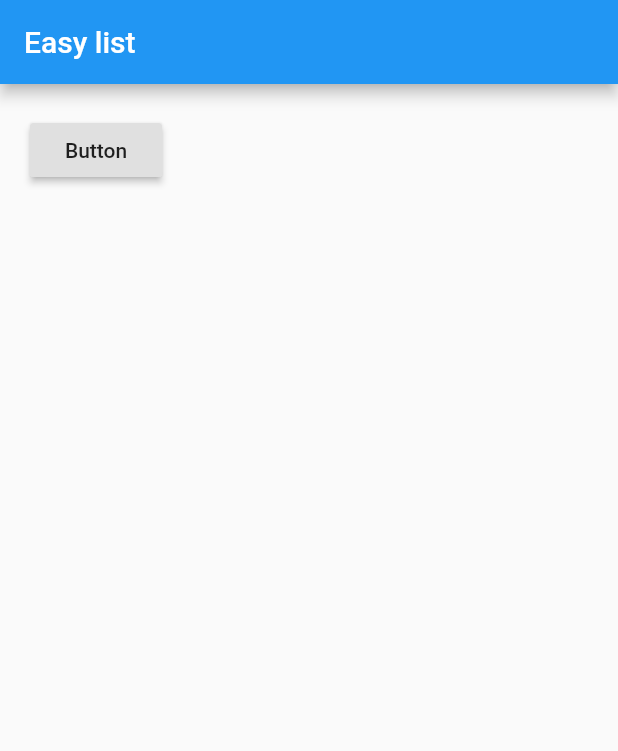
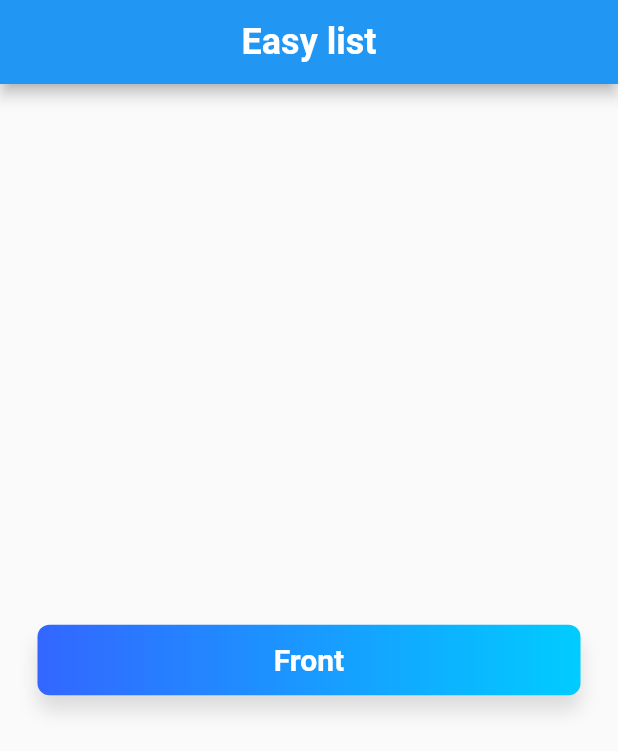
Before and after one commit to Veligura/flutter, a Flutter app: the screen it shows after launch, on a phone screen of 412 x 824 dp. Shown: the top 751 px of the screen. Run offline on Flutter 3.47's test engine with Material 2 defaults, Android fonts, the phone set to English and light mode, and no system bars.

Commit message:
add basic card

```diff
--- /dev/null
+++ b/lib/const.dart
@@ -0,0 +1,408 @@
+const data = {
+  "steep": "крутой",
+  "bumpy": "неровный",
+  "scatter plot": "график рассеяния",
+  "raw": "сырье",
+  "raw data": "необработанные данные",
+  "define": "определять",
+  "predict": "прогнозировать",
+  "obviously": "очевидно",
+  "misclassifying": "неправильной классификации",
+  "equivalent": "эквивалент",
+  "common": "общий",
+  "ahead": "впереди",
+  "supervised": "контролируемый",
+  "convention": "соглашение",
+  "derivation": "вывод",
+  "improvement": "улучшение",
+  "essence": "сущность",
+  "entry": "запись",
+  "evaluate": "оценивать",
+  "quantify": "количественного",
+  "whether": "будь то",
+  "accuracy": "точность",
+  "might": "мог бы",
+  "computers": "компьютеры",
+  "depth": "глубина",
+  "tedious": "утомительный",
+  "dissect": "рассекать",
+  "препарировать": "dissect",
+  "stick": "придерживаться",
+  "probabilistic inference": "вероятностное умозаключение",
+  "tough one": "крепкий орешек",
+  "tough": "жесткий",
+  "occurs": "имеет место",
+  "sensitivity": "чувствительность",
+  "reduce": "уменьшить",
+  "a tear": "слеза",
+  "behavior": "поведение",
+  "advocate": "адвокат",
+  "harsh": "суровый",
+  "caught up": "догнали",
+  "meditating": "медитации",
+  "amount": "количество",
+  "exception": "исключение",
+  "habit": "привычка",
+  "swallowing": "проглатывание",
+  "cruel": "жестокий",
+  "dread": "страшиться",
+  "involved": "участвует",
+  "raise": "повышать",
+  "steer": "управлять",
+  "dumped": "сбрасывали",
+  "dump": "свалка",
+  "terrific": "потрясающий",
+  "me neither": "и я нет",
+  "tan": "загар",
+  "blame": "вина",
+  "blaming": "обвинять",
+  "circumstances": "обстоятельства",
+  "commit": "совершить",
+  "commit in memory": "фиксации в памяти",
+  "therefore": "следовательно",
+  "cause": "причина",
+  "определенно": "definitely",
+  "angle": "угол",
+  "rely on": "полагаться на",
+  "blameless": "безупречный",
+  "orphan": "сирота",
+  "wit": "остроумие",
+  "nag": "пилить",
+  "rambles on": "на бродит",
+  "upset": "рассториться",
+  "mattress": "матрас",
+  "stuffing": "начинка",
+  "tidy": "аккуратный",
+  "crux": "суть",
+  "sip": "глоток",
+  "parole officer": "\"должностное лицо",
+  "concern": "беспокойство",
+  "pins": "штифты",
+  "keenness": "увлеченность",
+  "inkwells": "чернильницы",
+  "mourn": "оплакивать",
+  "slick": "скользкий",
+  "counts": "счетчики",
+  "count": "подсчитывать",
+  "should": "должен",
+  "dishwashing liquid": "посудомоечная жидкость",
+  "asleep": "спящий",
+  "otherwise": "в противном случае",
+  "reset": "сброс",
+  "deed": "дело",
+  "bloke": "парень",
+  "least": "наименее",
+  "hip": "тазобедренный",
+  "alter": "изменять",
+  "constraint": "ограничение",
+  "sparse": "редкий",
+  "we refer": "мы ссылаемся",
+  "invoke": "взывать",
+  "verb": "глагол",
+  "attempt": "попытка",
+  "persist": "сохраняться",
+  "occasionally": "время от времени",
+  "distinguish": "выделить",
+  "treat": "рассматривать",
+  "throughout": "на протяжении",
+  "altered": "изменен",
+  "compromise": "компромисс",
+  "best of breed": "лучший представитель породы",
+  "elusive": "неуловимый",
+  "familiarize ourselves": "познакомимся",
+  "unless": "если",
+  "guess": "угадай",
+  "purposes": "цели",
+  "assured": "уверенный",
+  "regardless": "несмотря на",
+  "match": "совпадение",
+  "scatter": "разброс",
+  "slope": "склон",
+  "co-occur": "сосуществуют",
+  "fit": "поместиться",
+  "vastly": "значительно",
+  "prior": "предшествующий",
+  "probability": "вероятность",
+  "evidence": "доказательства",
+  "posterior": "задний",
+  "incorporates": "включает в себя",
+  "oddities.": "странности.",
+  "fore": "носовой",
+  "\"forename": "\"",
+  "\"query": "\"",
+  "introduces": "вводит",
+  "clause": "пункт",
+  "restrictions:": "ограничения:",
+  "emphasis": "акцент",
+  "ponytails": "хвостики",
+  "crowd": "толпа",
+  "pivot": "стержень",
+  "comprehension": "понимание",
+  "indices": "индексы",
+  "inner": "внутренний",
+  "broadcasting": "вещания",
+  "strive": "прилагать усилия",
+  "capable": "способный",
+  "perceives": "воспринимает",
+  "precision": "точность",
+  "\"\"\"dot product\"\"\"": "\"\"\"скалярное произведение\"\"\"",
+  "identity": "тождественность",
+  "astonishingly": "изумительно",
+  "fraction": "доля",
+  "comprises": "включает",
+  "roughly": "грубо",
+  "concurrently": "одновременно",
+  "taught": "учил",
+  "encompass": "охватывать",
+  "particular": "конкретный",
+  "revolve": "вращаться",
+  "volve": "вернуться",
+  "agenda": "повестка дня",
+  "float": "поплавок",
+  "fossil": "ископаемое",
+  "convincing": "убедительный",
+  "onset": "начало",
+  "mean time": "среднее время",
+  "arrive": "прибыть",
+  "bars": "брусья",
+  "seminal": "плодотворный",
+  "beyond": "за",
+  "compose": "составить",
+  "frankly": "откровенно",
+  "gain momentum": "набирать обороты",
+  "contribution": "вклад",
+  "admire": "восхищаться",
+  "rapid": "быстрый",
+  "due": "в связи",
+  "inspired": "вдохновенный",
+  "holistic": "целостный",
+  "similarly": "по аналогии",
+  "measure": "измерение",
+  "steadily": "постоянно",
+  "tend": "иметь тенденцию",
+  "to fit": "подходить",
+  "overfitting": "переобучения",
+  "tremendes": "ужасный",
+  "tremende": "огромный",
+  "remarkable": "замечательный",
+  "to tackle": "заниматься",
+  "unsung": "невоспетый",
+  "aware": "знать",
+  "assignment": "назначение",
+  "semantic gap": "семантический разрыв",
+  "to be robust": "быть прочным",
+  "assume": "предполагать",
+  "intraclass variation": "внутренняя изменчивость",
+  "obvios": "очевидный",
+  "compute a convex hull;": "вычислить выпуклую оболочку;",
+  "super brittle": "супер хрупкий",
+  "insight": "в поле зрения",
+  "dumb": "тупой",
+  "to measure": "измерять",
+  "backwards": "назад",
+  "carving up": "вырезание",
+  "fair": "справедливая",
+  "unfair": "недобросовестный",
+  "independently": "независимо",
+  "identically distributed": "одинаково распределенный",
+  "alleviate": "смягчать",
+  "to spare": "жалеть",
+  "snap": "щелчок",
+  "divide": "делить",
+  "unclear": "не понятно",
+  "to quantify": "количественно",
+  "определять количество": "quantify",
+  "unwieldy": "громоздкий",
+  "denote": "обозначать",
+  "notion": "понятие",
+  "safety margin": "коэффициент безопасности",
+  "margin": "поле",
+  "hinge": "петля",
+  "faintly": "слабо",
+  "jiggle": "покачивать",
+  "trade off": "компромисс",
+  "canonical": "канонический",
+  "encourages": "призывает",
+  "somehow": "как-то",
+  "penalty": "штраф",
+  "sparsity": "разреженность",
+  "convolutional": "сверточного",
+  "endow": "наделять",
+  "mass": "масса",
+  "error prone": "склонный к ошибкам",
+  "exact": "точный",
+  "derive": "получить",
+  "span": "службы",
+  "comprehensions": "постижения",
+  "shave": "брить",
+  "диапазон": "range of",
+  "rude": "грубый",
+  "convolution": "свертки",
+  "я предполагаю": "i suppose",
+  "comprehensive": "комплексный",
+  "enterprise": "предприятие",
+  "snazzy": "броский",
+  "fancy": "маскарадный",
+  "figure out": "выяснить",
+  "apparent": "очевидный",
+  "overall": "в общем и целом",
+  "sweet spot": "сладкое пятно",
+  "at will": "по желанию",
+  "грустная панда": "sad panda",
+  "позвоночник": "spine",
+  "gossip": "слухи",
+  "refuse to be  content": "отказываться от содержания",
+  "auxiliary": "вспомогательный",
+  "hardly ever": "почти никогда",
+  "scariest": "страшный",
+  "tuple": "кортеж",
+  "engaged": "занято",
+  "disaster": "катастрофа",
+  "bite": "укусить",
+  "evolve": "эволюционировать",
+  "feedback": "обратная связь",
+  "certain": "определенный",
+  "indicated": "указанный",
+  "indicate": "указывать",
+  "overlap": "перекрытие",
+  "advantages": "преимущества",
+  "crucial": "ключевой",
+  "granularity": "зернистость",
+  "unduly": "чрезмерно",
+  "disease": "болезнь",
+  "clue": "ключ к разгадке",
+  "abuse": "злоупотребление",
+  "pipeline": "трубопровод",
+  "assumptions": "допущения",
+  "apparently": "по всей видимости",
+  "lamb": "ягненок",
+  "whimsical": "капризный",
+  "capable-yet-misunderstood": "\"способный",
+  "forever": "навсегда",
+  "to not bloat the amount of stuff": "не раздувать количество вещей",
+  "encounter": "столкновение",
+  "wreak havoc": "наносить ущерб",
+  "to be aware": "быть в курсе",
+  "considered": "считается",
+  "stencil": "трафарет",
+  "experiencing some “jank” during the paint step": "испытывая некоторый «удар» во время этапа paint",
+  "bounce": "подпрыгивать",
+  "elaborate": "разрабатывать",
+  "awkward": "неловко",
+  "at least": "как минимум",
+  "were at least": "были по крайней мере",
+  "dazzle": "ослепление",
+  "to corral": "загон",
+  "capabilities": "возможности",
+  "anticipating": "предвидение",
+  "flaw": "изъян",
+  "intellectual wildcard": "интеллектуальный подстановочный знак",
+  "nail on chalkboard": "гвоздь на доске",
+  "regret": "сожаление",
+  "issue": "вопрос",
+  "impedance": "импеданс",
+  "sequel": "продолжение",
+  "последствие": "consequence",
+  "distract": "отвлекать",
+  "подменить": "substitute",
+  "tension": "напряженность",
+  "сравнение": "comparison",
+  "scarce": "дефицитный",
+  "tiny": "крошечный",
+  "effort": "усилие",
+  "pile-up": "нагромождение",
+  "nail": "гвоздь",
+  "groceries": "бакалейные товары",
+  "straightforward": "простой",
+  "twisted": "скрученный",
+  "drawbacks": "недостатки",
+  "pitfalls": "подводные камни",
+  "dinky": "нарядный",
+  "acquire": "приобретать",
+  "precisely": "точно",
+  "precise": "точный",
+  "ambiguous": "двусмысленный",
+  "nuance": "нюанс",
+  "profound": "глубокий",
+  "appear": "появиться",
+  "vice-versa": "наоборот",
+  "subtle": "тонкий",
+  "insanity": "невменяемость",
+  "would be insanity": "было бы безумием",
+  "back and forth": "назад и вперед",
+  "grasp": "схватывание",
+  "recap": "резюмировать",
+  "smoothing": "сглаживающий",
+  "shear": "сдвиг",
+  "hebrew": "иврит",
+  "even": "даже",
+  "dimwitted": "неумный",
+  "variance": "дисперсия",
+  "obtain": "получать",
+  "spread": "распространение",
+  "dense": "плотный",
+  "skip-gram": "пропустить грамм",
+  "appearing": "появляясь",
+  "obvious": "очевидный",
+  "average": "в среднем",
+  "response": "ответ",
+  "narrow": "узкий",
+  "narrowing": "уменьшение",
+  "adjacent": "примыкающий",
+  "roll up": "свернуть",
+  "streamlined": "обтекаемый",
+  "governance": "управление",
+  "coward": "трус",
+  "depraved": "развращенный",
+  "attitude": "отношение",
+  "behind": "позади",
+  "wretched": "несчастный",
+  "though": "хоть",
+  "wretch": "негодяй",
+  "dare": "сметь",
+  "generosity": "щедрость",
+  "attic": "чердак",
+  "hauling": "перевозка",
+  "embarrassing": "затруднительный",
+  "slightly": "немного",
+  "to work through": "проработать",
+  "through": "через",
+  "thoughts": "мысли",
+  "comprehensible input": "понятный ввод",
+  "lacks": "не хватает",
+  "lean on": "опираться на",
+  "to persist": "настаивать",
+  "regrets": "сожаления",
+  "confidence": "уверенность",
+  "delusion": "наваждение",
+  "ordinary": "обычный",
+  "owe": "задолжать",
+  "envy": "зависть",
+  "roam": "странствовать",
+  "совесть": "conscience",
+  "rebuffed": "отвергнута",
+  "occupational hazard": "профессиональный риск",
+  "dozen": "дюжина",
+  "look up": "уважать",
+  "to embark": "вступать",
+  "i was conceived in": "я был зачат в",
+  "fair skin": "светлая кожа",
+  "burdensome": "обременительный",
+  "burdens": "бремя",
+  "veins": "вены",
+  "dismay": "испуг",
+  "rufus": "руфус",
+  "to disclose": "раскрывать",
+  "convinient": "удобный",
+  "pail": "ведерко",
+  "burying": "похоронив",
+  "pageant": "маскарад",
+  "оскорбительный": "offensive",
+  "move forward": "двигаться вперед",
+  "douchebag": "придурок",
+  "tenet": "догмат",
+  "engage": "заниматься",
+  "converge": "сходиться",
+  "mention": "упомянуть",
+  "consequences": "последствия"
+};
--- a/lib/main.dart
+++ b/lib/main.dart
@@ -1,5 +1,6 @@
 import 'package:flutter/material.dart';
-import './products.dart';
+import './single-card-screen.dart';
+import './const.dart';
 
 void main() => runApp(MyApp());
 
@@ -14,29 +15,38 @@ class MyApp extends StatefulWidget {
 class _MyAppState extends State<MyApp> {
   List<String> products = ['Foo tester'];
 
-  addMeele(){
+  addMeele() {
     setState(() {
+      print(data);
       products.add('New meele');
     });
   }
+
   @override
   Widget build(BuildContext context) {
     return MaterialApp(
         home: Scaffold(
             appBar: AppBar(
-              title: Text('Easy list'),
-            ),
-            body: Column(
-              children: <Widget>[
-                Container(
-                  child: RaisedButton(
-                    onPressed: () => addMeele(),
-                    child: Text('Button'),
-                  ),
-                  margin: EdgeInsets.all(20),
-                ),
-               Products(products)
-              ]
-            )));
+                title: Center(
+                    child: Text(
+              "Easy list",
+              style: const TextStyle(
+                  color: Colors.white,
+                  fontWeight: FontWeight.w600,
+                  fontSize: 24.0),
+            ))),
+            body: Center(
+                child: Column(
+                    mainAxisAlignment: MainAxisAlignment.center,
+                    crossAxisAlignment: CrossAxisAlignment.center,
+                    children: <Widget>[
+                  Row(
+                    mainAxisAlignment: MainAxisAlignment.center,
+                    crossAxisAlignment: CrossAxisAlignment.center,
+                    children: <Widget>[
+                      SingleCard(front: "Front side", rear: "Rear side")
+                    ],
+                  )
+                ]))));
   }
 }
--- /dev/null
+++ b/lib/single-card-screen.dart
@@ -0,0 +1,61 @@
+import 'package:flutter/material.dart';
+
+class SingleCard extends StatefulWidget {
+  SingleCard({String front, String rear});
+
+  @override
+  State<StatefulWidget> createState() {
+    // TODO: implement createState
+    return _SingleCardState();
+  }
+}
+
+class _SingleCardState extends State<SingleCard> {
+  bool rear = false;
+  void toggleCard() {
+    setState(() {
+      rear = !rear;
+    });
+  }
+
+  @override
+  Widget build(BuildContext context) {
+    // TODO: implement build
+    return GestureDetector(
+        onTap: toggleCard,
+        child: Row(children: [
+          Container(
+            decoration: new BoxDecoration(
+                borderRadius: new BorderRadius.circular(8.0),
+                boxShadow: <BoxShadow>[
+                  new BoxShadow(
+                    color: Colors.black12,
+                    blurRadius: 10.0,
+                    offset: new Offset(0.0, 10.0),
+                  ),
+                ],
+                gradient: new LinearGradient(
+                    colors: [
+                      const Color(0xFF3366FF),
+                      const Color(0xFF00CCFF),
+                    ],
+                    begin: const FractionalOffset(0.0, 0.0),
+                    end: const FractionalOffset(1.0, 0.0),
+                    stops: [0.0, 1.0],
+                    tileMode: TileMode.clamp)),
+            child: Container(
+              width: MediaQuery.of(context).size.width - 90,
+              alignment: Alignment.center,
+              margin:
+                  const EdgeInsets.symmetric(horizontal: 20.0, vertical: 12),
+              child: Text(rear ? "Rear RearRearRearRearRearRearRearRearRearRear" : "Front",
+             style: const TextStyle(
+                  color: Colors.white,
+                  fontWeight: FontWeight.w600,
+                  fontSize: 20.0),
+              )),
+            ),
+
+        ]));
+  }
+}
```
